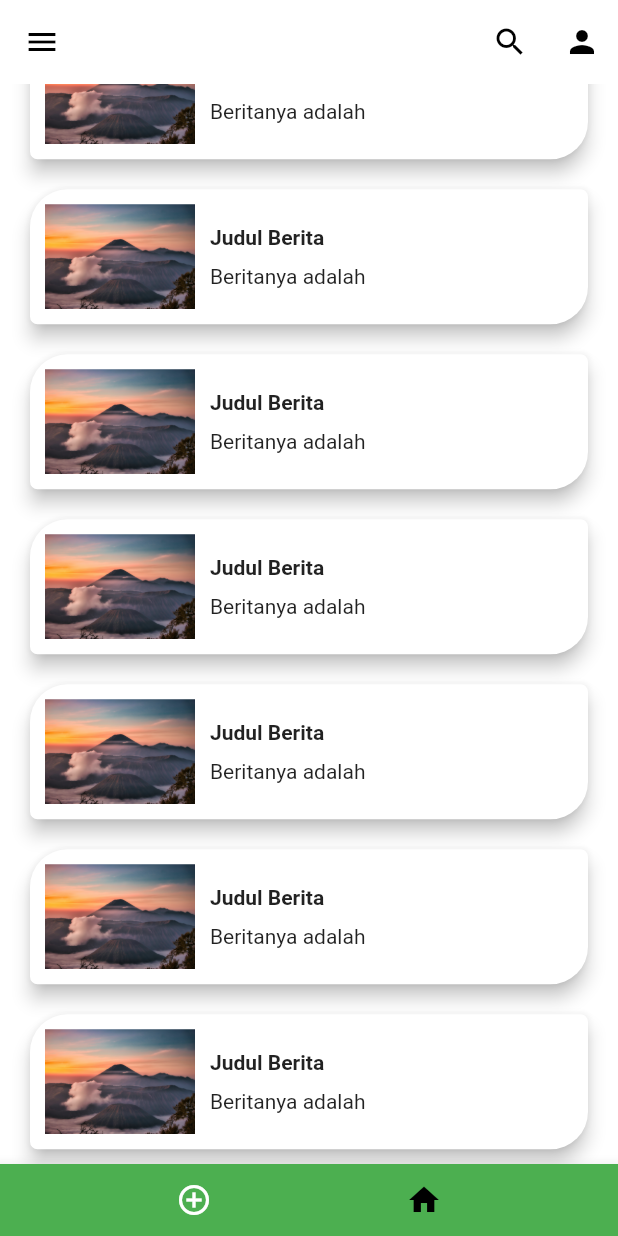
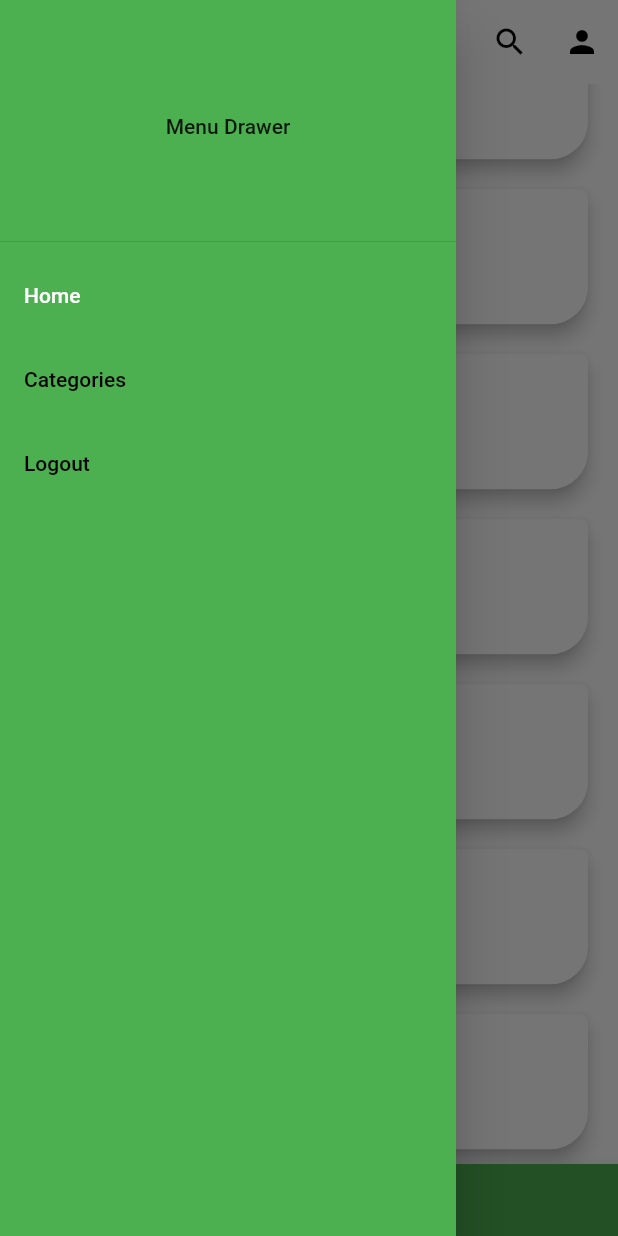
Before and after one commit to syaifqr/Aplikasi_Tempat_Wisata, a Flutter app: the Home screen opened by its route, scrolled down 553 dp, after a tap on the "menu" icon, on a phone screen of 412 x 824 dp. Run offline on Flutter 3.47's test engine with Material 2 defaults, Android fonts, the phone set to English and light mode, and no system bars.

Commit message:
Update Drawer

```diff
--- a/project_uas_flutter/lib/screens/home.dart
+++ b/project_uas_flutter/lib/screens/home.dart
@@ -31,6 +31,39 @@ class _HomeState extends State<Home> {
             ],
           ),
         ),
+        drawer: Drawer(
+          child: Container(
+            color: Colors.green,
+            child: ListView(
+              children: [
+                DrawerHeader(
+                  child: Center(
+                    child: Text('Menu Drawer')
+                  )
+                ),
+                InkWell(
+                  onTap: () {},
+                  child: ListTile(
+                    title: Text('Home', style: TextStyle(color: Colors.white),
+                    )
+                  ),
+                ),
+                InkWell(
+                  onTap: () {},
+                  child: ListTile(
+                    title: Text('Categories', style: TextStyle(color: Colors.black),)
+                  ),
+                ),
+                InkWell(
+                  onTap: () {},
+                  child: ListTile(
+                    title: Text('Logout', style: TextStyle(color: Colors.black),)
+                  ),
+                )
+              ],
+            ),
+          )
+        ),
         appBar: AppBar(
           elevation: 0,
           backgroundColor: Colors.white,
@@ -38,7 +71,7 @@ class _HomeState extends State<Home> {
             builder: (BuildContext context) {
               return IconButton(
                 icon: const Icon(Icons.menu, color: Colors.black),
-                onPressed: () {},
+                onPressed: () => Scaffold.of(context).openDrawer(),
               );
             },
           ),
```
